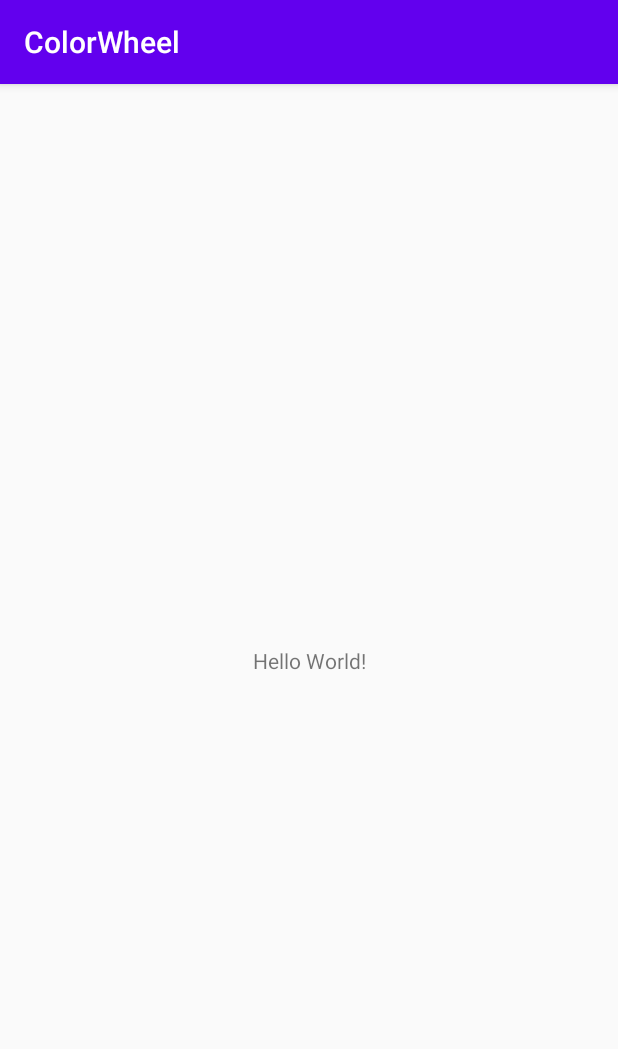
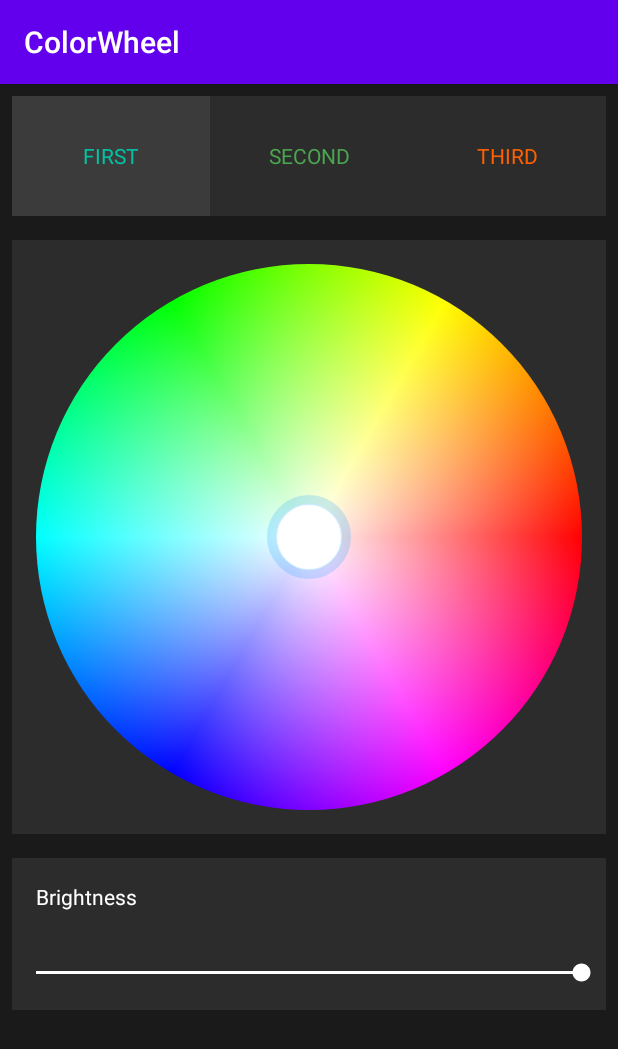
Before and after one commit to pallavbakshi/colorwheel-temp, an Android app: the screen it shows after launch (MainActivity), on a phone screen of 412 x 824 dp. Shown: the top 1049 px of the screen. Run offline under Robolectric (Android 15) with nearby library versions, the phone set to English and light mode, and no system bars.

Commit message:
Added color wheel, tile and seekbar

```diff
--- /dev/null
+++ b/app/src/main/java/com/pallavbakshi/colorwheel/ColorPointer.kt
@@ -0,0 +1,55 @@
+package com.pallavbakshi.colorwheel
+
+import android.graphics.Canvas
+import android.graphics.Color
+import android.graphics.Paint
+import android.util.Log
+import androidx.core.graphics.ColorUtils
+
+internal class ColorPointer {
+    private val paint = Paint(Paint.ANTI_ALIAS_FLAG)
+    private var x = 0f
+    private var y = 0f
+
+    var radius = 10f
+    private var strokeWidth = 8f
+    private var shadowWidth = 10f
+    var indicatorColor = Color.WHITE
+    private var strokeColor = Color.WHITE
+    private var shadowColor = Color.HSVToColor(50, floatArrayOf(204f, 204f, 204f))
+
+
+    fun setCurrentPosition(x: Float, y: Float) {
+        this.x = x
+        this.y = y
+    }
+
+    fun draw(canvas: Canvas) {
+        drawColorIndicator(canvas)
+        drawStroke(canvas)
+        drawShadow(canvas)
+    }
+
+    private fun drawColorIndicator(canvas: Canvas){
+        paint.style = Paint.Style.FILL
+        paint.color = indicatorColor
+        paint.strokeWidth = strokeWidth
+        canvas.drawCircle(x, y, radius, paint)
+    }
+
+    private fun drawStroke(canvas: Canvas){
+        paint.strokeWidth = strokeWidth
+        paint.style = Paint.Style.STROKE
+        paint.color = strokeColor
+        val strokeRadius = radius - strokeWidth / 2
+        canvas.drawCircle(x, y, strokeRadius, paint)
+    }
+
+    private fun drawShadow(canvas: Canvas){
+        paint.style = Paint.Style.STROKE
+        paint.color = shadowColor
+        paint.strokeWidth = shadowWidth
+        val shadowRadius = radius + strokeWidth / 2
+        canvas.drawCircle(x, y, shadowRadius, paint)
+    }
+}
--- /dev/null
+++ b/app/src/main/java/com/pallavbakshi/colorwheel/ColorWheel.kt
@@ -0,0 +1,178 @@
+package com.pallavbakshi.colorwheel
+
+import android.content.Context
+import android.graphics.Canvas
+import android.graphics.Color
+import android.graphics.drawable.GradientDrawable
+import android.util.AttributeSet
+import android.view.MotionEvent
+import android.view.View
+import androidx.core.graphics.ColorUtils
+import java.lang.Math.*
+
+import kotlin.math.atan2
+import kotlin.math.cos
+import kotlin.math.hypot
+import kotlin.math.sin
+
+internal val HUE_COLORS = intArrayOf(
+    Color.RED,
+    Color.MAGENTA,
+    Color.BLUE,
+    Color.CYAN,
+    Color.GREEN,
+    Color.YELLOW,
+    Color.RED
+)
+
+internal val SATURATION_COLORS = intArrayOf(
+    Color.WHITE,
+    ColorUtils.setAlphaComponent(Color.WHITE, 0)
+)
+
+internal const val HUE_INDEX = 0
+internal const val SATURATION_INDEX = 1
+internal const val VALUE_INDEX = 2
+
+class ColorWheel @JvmOverloads constructor(
+    context: Context,
+    attrs: AttributeSet? = null,
+    defStyleAttr: Int = 0
+) : View(context, attrs, defStyleAttr) {
+    private val hueGradient = GradientDrawable().apply {
+        gradientType = GradientDrawable.SWEEP_GRADIENT
+        shape = GradientDrawable.OVAL
+        colors = HUE_COLORS
+    }
+    private val saturationGradient = GradientDrawable().apply {
+        gradientType = GradientDrawable.RADIAL_GRADIENT
+        shape = GradientDrawable.OVAL
+        colors = SATURATION_COLORS
+    }
+    private val pointer = ColorPointer()
+
+    var colorChangeListener: ((Int) -> Unit)? = null
+
+    private var centreX = 0
+    private var centreY = 0
+    private var radius = 0
+    private var hsv = floatArrayOf(0f, 0f, 1f)
+
+    private var pointerRadius
+        get() = pointer.radius
+        set(value) {
+            pointer.radius = value
+            invalidate()
+        }
+
+    init {
+        parseAttributes(context, attrs)
+    }
+
+    fun setHsv(arr: FloatArray){
+        hsv[HUE_INDEX] = arr[0]
+        hsv[SATURATION_INDEX] = arr[1]
+        hsv[VALUE_INDEX] = arr[2]
+        invalidate()
+    }
+
+    private fun parseAttributes(context: Context, attrs: AttributeSet?) {
+        context.obtainStyledAttributes(attrs, R.styleable.ColorWheel, 0, R.style.ColorWheelDefaultStyle).apply {
+            pointerRadius = getDimensionPixelSize(R.styleable.ColorWheel_pointerRadius, 0).toFloat()
+            recycle()
+        }
+    }
+
+    override fun onMeasure(widthMeasureSpec: Int, heightMeasureSpec: Int) {
+        val minDimension = minOf(
+            MeasureSpec.getSize(widthMeasureSpec),
+            MeasureSpec.getSize(heightMeasureSpec)
+        )
+
+        setMeasuredDimension(
+            resolveSize(minDimension, widthMeasureSpec),
+            resolveSize(minDimension, heightMeasureSpec)
+        )
+    }
+
+    override fun onDraw(canvas: Canvas){
+        drawColorWheel(canvas)
+        drawPointer(canvas)
+    }
+
+    private fun drawColorWheel(canvas: Canvas){
+        val w = width - paddingLeft - paddingRight
+        val h = height - paddingTop - paddingBottom
+
+        centreX = paddingLeft + w / 2
+        centreY = paddingTop + h / 2
+        radius = minOf(w, h) / 2
+
+        val left = centreX - radius
+        val top = centreY - radius
+        val right = centreX + radius
+        val bottom = centreY + radius
+
+        hueGradient.setBounds(left, top, right, bottom)
+        saturationGradient.setBounds(left, top, right, bottom)
+        saturationGradient.gradientRadius = radius.toFloat()
+
+        hueGradient.draw(canvas)
+        saturationGradient.draw(canvas)
+    }
+
+    private fun drawPointer(canvas: Canvas){
+        var r = hsv[SATURATION_INDEX] * radius
+        var theta = toRadians(hsv[HUE_INDEX].toDouble())
+
+        val x = r * cos(theta) + centreX
+        val y = -r * sin(theta) + centreY
+
+        pointer.indicatorColor = Color.HSVToColor(hsv)
+        pointer.setCurrentPosition(x.toFloat(), y.toFloat())
+        pointer.draw(canvas)
+    }
+
+    override fun onTouchEvent(event: MotionEvent): Boolean {
+        when (event.actionMasked) {
+            MotionEvent.ACTION_DOWN,
+            MotionEvent.ACTION_MOVE,
+            MotionEvent.ACTION_UP -> {
+                updateColorOnMotionEvent(event)
+                return true
+            }
+        }
+        return super.onTouchEvent(event)
+    }
+
+    private fun updateColorOnMotionEvent(event: MotionEvent) {
+        var newHsv = calculateColor(event)
+        fireColorListener(Color.HSVToColor(newHsv))
+        invalidate()
+    }
+
+    private fun calculateColor(event: MotionEvent): FloatArray {
+        val legX = event.x - centreX
+        val legY = event.y - centreY
+        val r = calculateRadius(legX, legY)
+        val angle = atan2(-legY, legX)
+        val hue = (toDegrees(angle.toDouble()) + 360) % 360
+        val saturation = r / radius
+
+        hsv[HUE_INDEX] = hue.toFloat()
+        hsv[SATURATION_INDEX] = saturation
+        return hsv
+    }
+
+    private fun calculateRadius(legX: Float, legY: Float): Float {
+        val localRadius = hypot(legX, legY)
+        return if (localRadius > radius) radius.toFloat() else localRadius
+    }
+
+    private fun fireColorListener(color: Int) {
+        colorChangeListener?.invoke(color)
+    }
+
+
+
+}
--- a/app/src/main/java/com/pallavbakshi/colorwheel/MainActivity.kt
+++ b/app/src/main/java/com/pallavbakshi/colorwheel/MainActivity.kt
@@ -1,12 +1,74 @@
 package com.pallavbakshi.colorwheel
 
+import android.graphics.Color
 import androidx.appcompat.app.AppCompatActivity
 import android.os.Bundle
+import android.view.View
+import android.widget.RadioButton
+import android.widget.RadioGroup
+import android.widget.SeekBar
 
 class MainActivity : AppCompatActivity() {
+
+    private lateinit var colorWheel: ColorWheel
+    private lateinit var colorGroup: RadioGroup
+    private lateinit var currentTile: RadioButton
+    private lateinit var colorBrightness: SeekBar
 
     override fun onCreate(savedInstanceState: Bundle?) {
         super.onCreate(savedInstanceState)
         setContentView(R.layout.activity_main)
+
+        colorWheel = findViewById(R.id.color_wheel)
+        colorGroup = findViewById(R.id.color_group)
+        colorBrightness = findViewById(R.id.brightness)
+        currentTile = findViewById(colorGroup.checkedRadioButtonId)
+        attachListener(colorWheel, colorBrightness)
+    }
+
+    private fun attachListener(colorWheel: ColorWheel, colorBrightness: SeekBar){
+        colorWheel.colorChangeListener = this::onColorWheelUpdateListener
+        colorBrightness.setOnSeekBarChangeListener(object: SeekBar.OnSeekBarChangeListener {
+            override fun onProgressChanged(seekBar: SeekBar?, progress: Int, fromUser: Boolean) {
+                var progress = seekBar?.progress
+                if (progress != null) {
+                    var hsv = colorToHSV(currentTile.currentTextColor)
+                    hsv[VALUE_INDEX] = progress / 100f
+                    currentTile.setTextColor(Color.HSVToColor(hsv))
+                }
+            }
+
+            override fun onStartTrackingTouch(seekBar: SeekBar?) {
+            }
+
+            override fun onStopTrackingTouch(seekBar: SeekBar?) {
+            }
+
+        })
+
+    }
+
+    private fun onColorWheelUpdateListener(rgb: Int) {
+        var currentValue = colorBrightness.progress / 100f
+        var hsv = colorToHSV(rgb)
+        hsv[VALUE_INDEX] = currentValue
+        currentTile.setTextColor(Color.HSVToColor(hsv))
+    }
+
+    fun onChangeTileClick(_view: View) {
+        var newTileId = colorGroup.checkedRadioButtonId
+        if (currentTile.id != newTileId) {
+            currentTile = findViewById(newTileId)
+            var hsv = colorToHSV(currentTile.currentTextColor)
+            var progress = (hsv[VALUE_INDEX] * 100).toInt()
+            colorBrightness.progress = progress
+            colorWheel.setHsv(hsv)
+        }
+    }
+
+    private fun colorToHSV(color: Int): FloatArray{
+        var hsv = floatArrayOf(0f, 0f, 0f)
+        Color.colorToHSV(color, hsv)
+        return hsv
     }
 }
--- /dev/null
+++ b/app/src/main/res/drawable-v24/tile_selector.xml
@@ -0,0 +1,5 @@
+<?xml version="1.0" encoding="utf-8"?>
+<selector xmlns:android="http://schemas.android.com/apk/res/android">
+    <item android:state_checked="false" android:drawable="@color/colorSecondaryBackground"/>
+    <item android:state_checked="true" android:drawable="@color/colorSelected"/>
+</selector>
--- a/app/src/main/res/layout/activity_main.xml
+++ b/app/src/main/res/layout/activity_main.xml
@@ -1,18 +1,98 @@
 <?xml version="1.0" encoding="utf-8"?>
-<androidx.constraintlayout.widget.ConstraintLayout xmlns:android="http://schemas.android.com/apk/res/android"
+<ScrollView xmlns:android="http://schemas.android.com/apk/res/android"
         xmlns:app="http://schemas.android.com/apk/res-auto"
         xmlns:tools="http://schemas.android.com/tools"
         android:layout_width="match_parent"
         android:layout_height="match_parent"
+        android:background="@color/colorBackground"
         tools:context=".MainActivity">
 
-    <TextView
+    <LinearLayout
+        android:layout_width="match_parent"
+        android:layout_height="wrap_content"
+        android:orientation="vertical">
+
+        <RadioGroup
+            android:id="@+id/color_group" android:layout_width="match_parent"
+            android:layout_height="wrap_content"
+            android:layout_margin="@dimen/margin"
+            android:orientation="horizontal">
+            <RadioButton
+                android:id="@+id/radio_first_tile"
+                android:layout_width="0dp"
+                android:layout_height="@dimen/button_height"
+                android:text="FIRST"
+                android:textColor="@color/colorFirstTile"
+                android:background="@drawable/tile_selector"
+                android:button="@null"
+                android:gravity="center"
+                android:checked="true"
+                android:onClick="onChangeTileClick"
+                android:layout_weight="1"/>
+            <RadioButton
+                android:id="@+id/radio_second_tile"
+                android:layout_width="0dp"
+                android:layout_height="@dimen/button_height"
+                android:text="SECOND"
+                android:textColor="@color/colorSecondTile"
+                android:background="@drawable/tile_selector"
+                android:button="@null"
+                android:gravity="center"
+                android:onClick="onChangeTileClick"
+                android:layout_weight="1"/>
+            <RadioButton
+                android:id="@+id/radio_third_tile"
+                android:layout_width="0dp"
+                android:layout_height="@dimen/button_height"
+                android:text="THIRD"
+                android:textColor="@color/colorThirdTile"
+                android:background="@drawable/tile_selector"
+                android:button="@null"
+                android:gravity="center"
+                android:onClick="onChangeTileClick"
+                android:layout_weight="1"/>
+        </RadioGroup>
+
+        <com.pallavbakshi.colorwheel.ColorWheel
+            android:id="@+id/color_wheel"
             android:layout_width="wrap_content"
             android:layout_height="wrap_content"
-            android:text="Hello World!"
-            app:layout_constraintBottom_toBottomOf="parent"
-            app:layout_constraintLeft_toLeftOf="parent"
-            app:layout_constraintRight_toRightOf="parent"
-            app:layout_constraintTop_toTopOf="parent" />
+            android:background="@color/colorSecondaryBackground"
+            android:layout_margin="@dimen/margin"
+            android:padding="@dimen/padding"/>
 
-</androidx.constraintlayout.widget.ConstraintLayout>
+        <LinearLayout
+            android:layout_width="match_parent"
+            android:layout_height="wrap_content"
+            android:orientation="vertical"
+            android:background="@color/colorSecondaryBackground"
+            android:layout_margin="@dimen/margin"
+            >
+
+            <TextView
+                android:layout_width="match_parent"
+                android:layout_height="wrap_content"
+                android:layout_gravity="left"
+                android:padding="@dimen/padding"
+                android:textColor="@color/white"
+                android:text="Brightness"/>
+
+
+            <SeekBar
+                android:id="@+id/brightness"
+                android:layout_width="match_parent"
+                android:layout_height="wrap_content"
+                android:padding="@dimen/padding"
+                android:max="100"
+                android:min="0"
+                android:progress="100"
+                android:progressBackgroundTint="@color/colorSecondaryWhite"
+                android:progressTint="@color/white"
+                android:textColor="@color/white"
+                android:thumbTint="@color/white" />
+
+        </LinearLayout>
+
+    </LinearLayout>
+
+</ScrollView>
--- /dev/null
+++ b/app/src/main/res/values/attrs.xml
@@ -0,0 +1,6 @@
+<?xml version="1.0" encoding="utf-8"?>
+<resources>
+    <declare-styleable name="ColorWheel">
+        <attr name="pointerRadius" format="dimension" />
+    </declare-styleable>
+</resources>
--- a/app/src/main/res/values/colors.xml
+++ b/app/src/main/res/values/colors.xml
@@ -1,5 +1,13 @@
 <?xml version="1.0" encoding="utf-8"?>
 <resources>
+    <color name="colorSelected">#3B3B3B</color>
+    <color name="colorSecondaryBackground">#2C2C2C</color>
+    <color name="colorBackground">#1A1A1A</color>
+    <color name="colorFirstTile">#00c2a3</color>
+    <color name="colorSecondTile">#4ba54f</color>
+    <color name="colorThirdTile">#ff6100</color>
+    <color name="colorSecondaryWhite">#5E5C5C</color>
+    <color name="white">#ffffff</color>
     <color name="colorPrimary">#6200EE</color>
     <color name="colorPrimaryDark">#3700B3</color>
     <color name="colorAccent">#03DAC5</color>
--- /dev/null
+++ b/app/src/main/res/values/dimens.xml
@@ -0,0 +1,6 @@
+<?xml version="1.0" encoding="utf-8"?>
+<resources>
+    <dimen name="button_height">80dp</dimen>
+    <dimen name="padding">16dp</dimen>
+    <dimen name="margin">8dp</dimen>
+</resources>
--- a/app/src/main/res/values/styles.xml
+++ b/app/src/main/res/values/styles.xml
@@ -8,4 +8,8 @@
         <item name="colorAccent">@color/colorAccent</item>
     </style>
 
+    <style name="ColorWheelDefaultStyle">
+        <item name="pointerRadius">@dimen/default_pointer_radius</item>
+    </style>
+
 </resources>
--- /dev/null
+++ b/app/src/main/res/values/values.xml
@@ -0,0 +1,4 @@
+<?xml version="1.0" encoding="utf-8"?>
+<resources>
+    <dimen name="default_pointer_radius">22dp</dimen>
+</resources>
```
